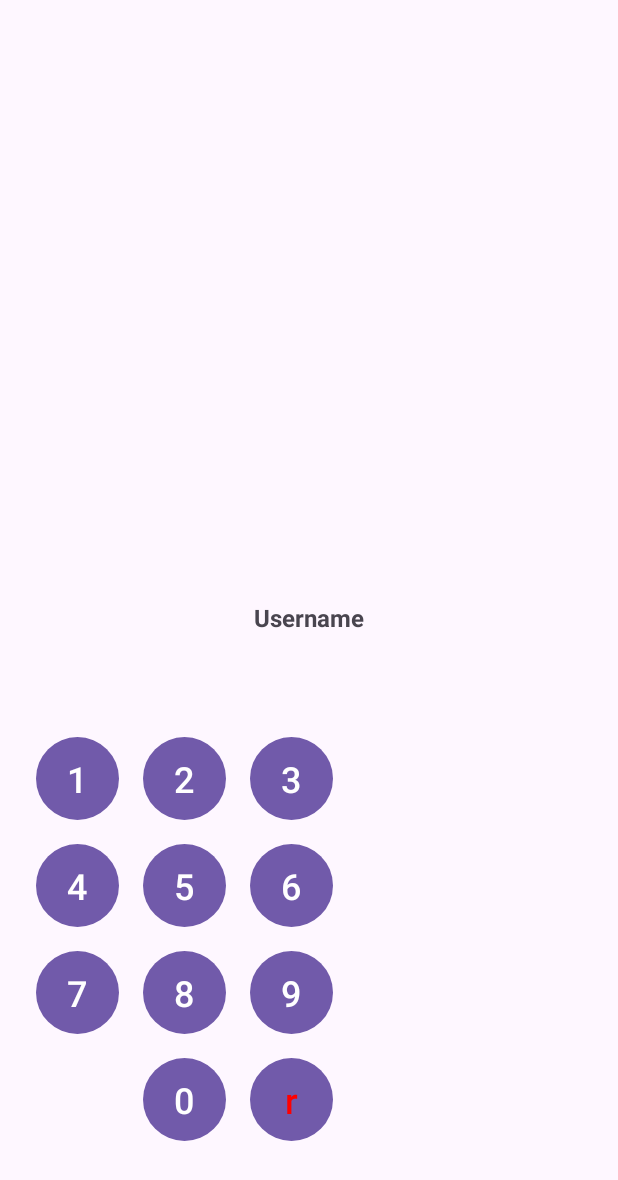
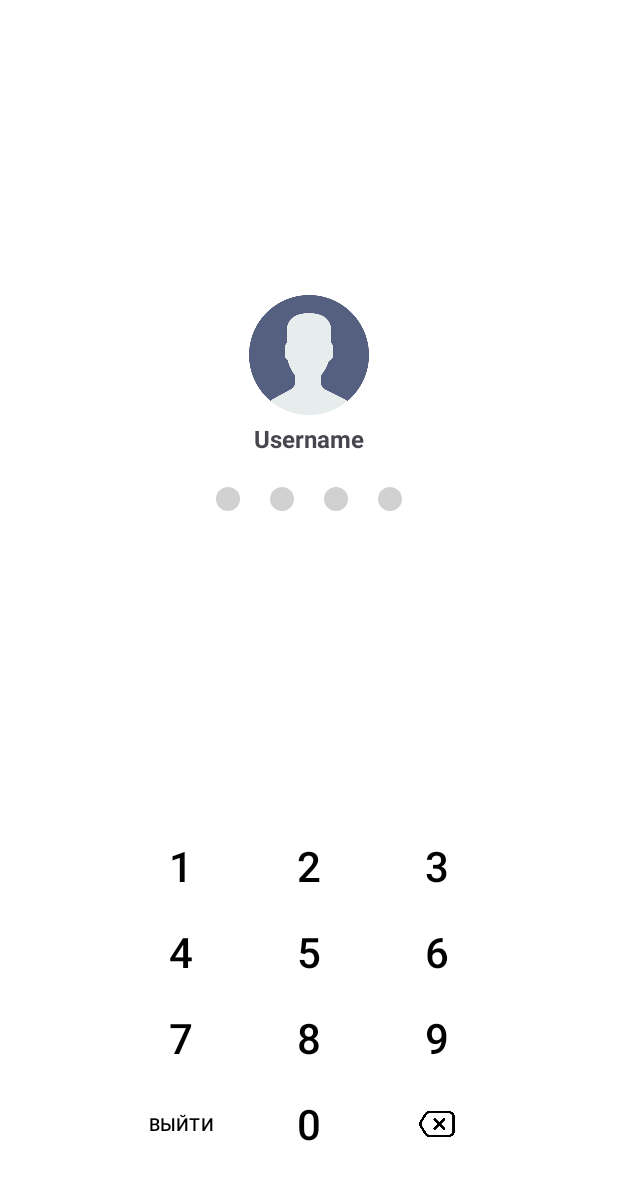
Before and after one commit to metaSbeu/MoneyFlow, an Android app: the screen it shows after launch (AuthActivity), on a phone screen of 412 x 824 dp. Shown: the top 1180 px of the screen. Run offline under Robolectric (Android 15) with nearby library versions, the phone set to English and light mode, and no system bars.

Commit message:
Auth activity almost done.

```diff
--- a/app/src/main/AndroidManifest.xml
+++ b/app/src/main/AndroidManifest.xml
@@ -14,7 +14,8 @@
         tools:targetApi="31">
         <activity
             android:name=".AuthActivity"
-            android:exported="true">
+            android:exported="true"
+            android:theme="@style/Theme.MoneyFlow.AuthScreen">
             <intent-filter>
                 <action android:name="android.intent.action.MAIN" />
 
--- a/app/src/main/java/com/example/moneyflow/AuthActivity.kt
+++ b/app/src/main/java/com/example/moneyflow/AuthActivity.kt
@@ -17,4 +17,5 @@ class AuthActivity : AppCompatActivity() {
             insets
         }
     }
+
 }
--- /dev/null
+++ b/app/src/main/res/drawable/circle_indicator.xml
@@ -0,0 +1,9 @@
+<?xml version="1.0" encoding="utf-8"?>
+<shape xmlns:android="http://schemas.android.com/apk/res/android"
+    android:shape="rectangle">
+    <solid android:color="@color/gray" />
+    <corners android:bottomRightRadius="250dp"
+        android:bottomLeftRadius="250dp"
+        android:topRightRadius="250dp"
+        android:topLeftRadius="250dp"/>
+</shape>
--- a/app/src/main/res/layout/activity_auth.xml
+++ b/app/src/main/res/layout/activity_auth.xml
@@ -5,7 +5,21 @@
     android:id="@+id/main"
     android:layout_width="match_parent"
     android:layout_height="match_parent"
+    android:background="@color/white"
     tools:context=".AuthActivity">
+
+    <!-- Индикатор ввода пароля -->
+    <ImageView
+        android:id="@+id/imageView"
+        android:layout_width="80dp"
+        android:layout_height="80dp"
+        android:src="@drawable/avatar"
+        app:layout_constraintBottom_toTopOf="@+id/textViewUsername"
+        app:layout_constraintEnd_toEndOf="parent"
+        app:layout_constraintHorizontal_bias="0.5"
+        app:layout_constraintStart_toStartOf="parent"
+        app:layout_constraintTop_toTopOf="parent"
+        app:layout_constraintVertical_chainStyle="packed" />
 
     <TextView
         android:id="@+id/textViewUsername"
@@ -16,22 +30,59 @@
         android:text="Username"
         android:textSize="16sp"
         android:textStyle="bold"
-        app:layout_constraintBottom_toBottomOf="parent"
+        app:layout_constraintBottom_toTopOf="@+id/password_indicator"
         app:layout_constraintEnd_toEndOf="parent"
+        app:layout_constraintHorizontal_bias="0.5"
         app:layout_constraintStart_toStartOf="parent"
-        app:layout_constraintTop_toTopOf="parent" />
+        app:layout_constraintTop_toBottomOf="@+id/imageView" />
+
+    <LinearLayout
+        android:id="@+id/password_indicator"
+        android:layout_width="wrap_content"
+        android:layout_height="wrap_content"
+        android:orientation="horizontal"
+        android:layout_marginTop="16dp"
+        app:layout_constraintBottom_toTopOf="@+id/gridLayoutNumberPad"
+        app:layout_constraintEnd_toEndOf="parent"
+        app:layout_constraintHorizontal_bias="0.5"
+        app:layout_constraintStart_toStartOf="parent"
+        app:layout_constraintTop_toBottomOf="@+id/textViewUsername">
+
+        <View
+            android:layout_width="16dp"
+            android:layout_height="16dp"
+            android:background="@drawable/circle_indicator" />
+
+        <View
+            android:layout_width="16dp"
+            android:layout_height="16dp"
+            android:layout_marginStart="20dp"
+            android:background="@drawable/circle_indicator" />
+
+        <View
+            android:layout_width="16dp"
+            android:layout_height="16dp"
+            android:layout_marginStart="20dp"
+            android:background="@drawable/circle_indicator" />
+
+        <View
+            android:layout_width="16dp"
+            android:layout_height="16dp"
+            android:layout_marginStart="20dp"
+            android:background="@drawable/circle_indicator" />
+    </LinearLayout>
 
     <GridLayout
         android:id="@+id/gridLayoutNumberPad"
-        android:layout_width="match_parent"
+        android:layout_width="wrap_content"
         android:layout_height="wrap_content"
+        android:layout_marginBottom="16dp"
         android:columnCount="3"
         android:padding="16dp"
         android:rowCount="4"
         app:layout_constraintBottom_toBottomOf="parent"
         app:layout_constraintEnd_toEndOf="parent"
-        app:layout_constraintStart_toStartOf="parent"
-        app:layout_constraintTop_toBottomOf="@+id/textViewUsername">
+        app:layout_constraintStart_toStartOf="parent">
 
         <Button
             style="@style/NumberButtonStyle"
@@ -69,10 +120,13 @@
             style="@style/NumberButtonStyle"
             android:text="9" />
 
-        <!-- Пустая ячейка -->
-        <View
-            android:layout_width="0dp"
-            android:layout_height="0dp" />
+        <Button
+            style="@style/NumberButtonStyle"
+            android:layout_margin="10dp"
+            android:layout_marginTop="-14dp"
+            android:text="@string/exit"
+            android:textAllCaps="true"
+            android:textSize="12sp" />
 
         <!-- Кнопка 0 -->
         <Button
@@ -80,9 +134,10 @@
             android:text="0" />
 
         <!-- Кнопка удаления -->
-        <Button
+        <ImageView
             style="@style/NumberButtonStyle"
-            android:text="r"
+            android:padding="20dp"
+            android:src="@drawable/delete"
             android:textColor="#FF0000" />
     </GridLayout>
 
--- a/app/src/main/res/values/colors.xml
+++ b/app/src/main/res/values/colors.xml
@@ -2,4 +2,6 @@
 <resources>
     <color name="black">#FF000000</color>
     <color name="white">#FFFFFFFF</color>
+    <color name="blue">#2160F3</color>
+    <color name="gray">#D1D1D1</color>
 </resources>
--- a/app/src/main/res/values/strings.xml
+++ b/app/src/main/res/values/strings.xml
@@ -1,3 +1,4 @@
 <resources>
     <string name="app_name">Money Flow</string>
+    <string name="exit">Выйти</string>
 </resources>
--- a/app/src/main/res/values/styles.xml
+++ b/app/src/main/res/values/styles.xml
@@ -2,13 +2,15 @@
 <resources>
 
     <style name="NumberButtonStyle">
-        <item name="android:layout_width">55dp</item>
-        <item name="android:layout_height">55dp</item>
+        <item name="android:layout_width">65dp</item>
+        <item name="android:layout_height">65dp</item>
         <item name="android:background">@drawable/rounded_button</item>
-        <item name="android:textSize">24sp</item>
+        <item name="android:textSize">28sp</item>
         <item name="android:padding">0dp</item>
-        <item name="android:layout_margin">8dp</item>
-        <item name="android:textColor">@color/white</item>
+        <item name="android:layout_marginStart">10dp</item>
+        <item name="android:layout_marginEnd">10dp</item>
+        <item name="android:layout_marginTop">-8dp</item>
+        <item name="android:textColor">@color/black</item>
         <item name="android:gravity">center</item>
     </style>
 
--- a/app/src/main/res/values/themes.xml
+++ b/app/src/main/res/values/themes.xml
@@ -5,5 +5,9 @@
         <!-- <item name="colorPrimary">@color/my_light_primary</item> -->
     </style>
 
+    <style name="Theme.MoneyFlow.AuthScreen" parent="Base.Theme.MoneyFlow">
+        <item name="colorPrimary">#FFFFFF</item>
+    </style>
+
     <style name="Theme.MoneyFlow" parent="Base.Theme.MoneyFlow" />
 </resources>
```
Also changed, not shown: app/src/main/res/drawable/avatar.png (added), app/src/main/res/drawable/delete.png (added).
